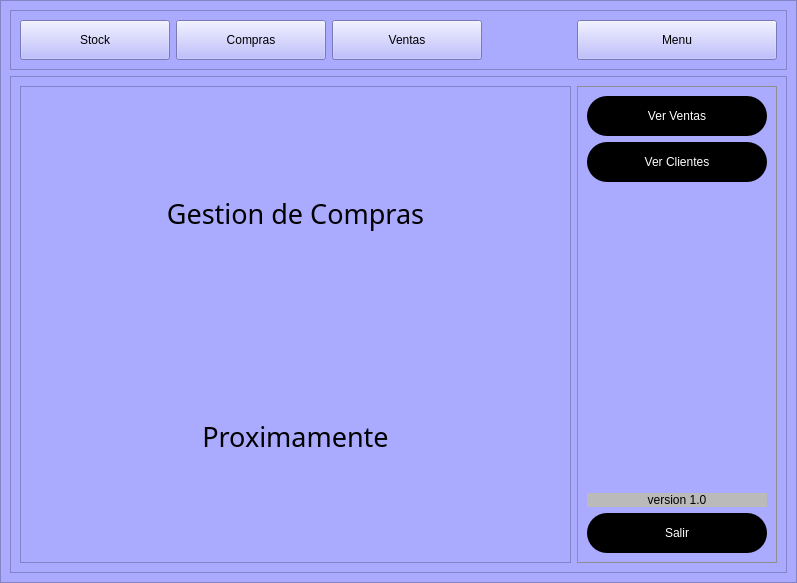
Old version of the form Views/Principal.ui in the repository Ryderd20/Gestor-Stock.
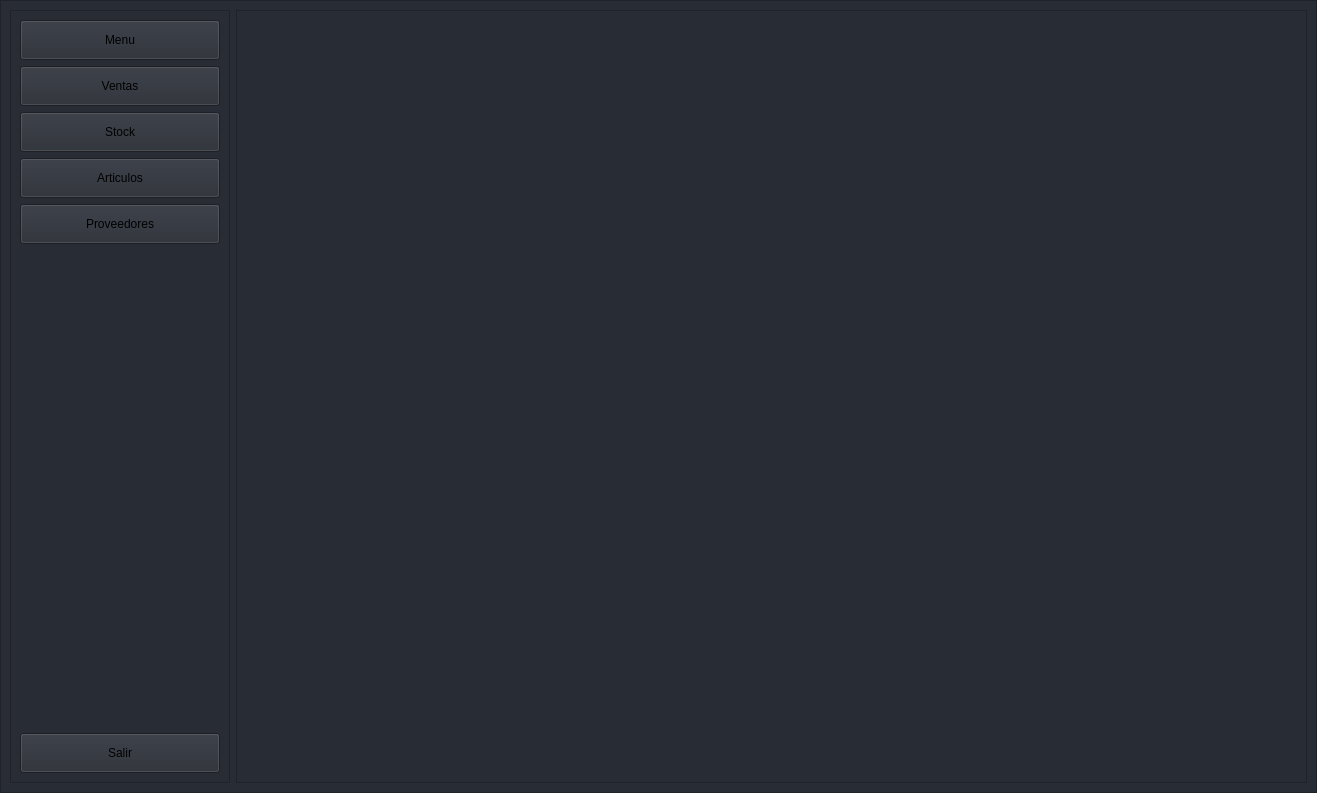
New version of the form. The open tabs and pages were chosen to show the change.

What changed in the file:
```diff
--- a/Views/Principal.ui
+++ b/Views/Principal.ui
@@ -2,19 +2,22 @@
 <ui version="4.0">
  <class>MainWindow</class>
  <widget class="QMainWindow" name="MainWindow">
+  <property name="enabled">
+   <bool>true</bool>
+  </property>
   <property name="geometry">
    <rect>
     <x>0</x>
     <y>0</y>
-    <width>797</width>
-    <height>583</height>
+    <width>1317</width>
+    <height>793</height>
    </rect>
   </property>
   <property name="windowTitle">
    <string>Gestor Stock</string>
   </property>
   <widget class="QWidget" name="centralwidget">
-   <layout class="QVBoxLayout" name="verticalLayout_4">
+   <layout class="QHBoxLayout" name="horizontalLayout">
     <property name="leftMargin">
      <number>0</number>
     </property>
@@ -29,8 +32,99 @@
     </property>
     <item>
      <widget class="QFrame" name="frame">
+      <property name="palette">
+       <palette>
+        <active>
+         <colorrole role="Button">
+          <brush brushstyle="SolidPattern">
+           <color alpha="255">
+            <red>40</red>
+            <green>44</green>
+            <blue>52</blue>
+           </color>
+          </brush>
+         </colorrole>
+         <colorrole role="Base">
+          <brush brushstyle="SolidPattern">
+           <color alpha="255">
+            <red>40</red>
+            <green>44</green>
+            <blue>52</blue>
+           </color>
+          </brush>
+         </colorrole>
+         <colorrole role="Window">
+          <brush brushstyle="SolidPattern">
+           <color alpha="255">
+            <red>40</red>
+            <green>44</green>
+            <blue>52</blue>
+           </color>
+          </brush>
+         </colorrole>
+        </active>
+        <inactive>
+         <colorrole role="Button">
+          <brush brushstyle="SolidPattern">
+           <color alpha="255">
+            <red>40</red>
+            <green>44</green>
+            <blue>52</blue>
+           </color>
+          </brush>
+         </colorrole>
+         <colorrole role="Base">
+          <brush brushstyle="SolidPattern">
+           <color alpha="255">
+            <red>40</red>
+            <green>44</green>
+            <blue>52</blue>
+           </color>
+          </brush>
+         </colorrole>
+         <colorrole role="Window">
+          <brush brushstyle="SolidPattern">
+           <color alpha="255">
+            <red>40</red>
+            <green>44</green>
+            <blue>52</blue>
+           </color>
+          </brush>
+         </colorrole>
+        </inactive>
+        <disabled>
+         <colorrole role="Button">
+          <brush brushstyle="SolidPattern">
+           <color alpha="255">
+            <red>40</red>
+            <green>44</green>
+            <blue>52</blue>
+           </color>
+          </brush>
+         </colorrole>
+         <colorrole role="Base">
+          <brush brushstyle="SolidPattern">
+           <color alpha="255">
+            <red>40</red>
+            <green>44</green>
+            <blue>52</blue>
+           </color>
+          </brush>
+         </colorrole>
+         <colorrole role="Window">
+          <brush brushstyle="SolidPattern">
+           <color alpha="255">
+            <red>40</red>
+            <green>44</green>
+            <blue>52</blue>
+           </color>
+          </brush>
+         </colorrole>
+        </disabled>
+       </palette>
+      </property>
       <property name="styleSheet">
-       <string notr="true">background-color: rgb(170, 170, 255);</string>
+       <string notr="true">background-color:#282c34;</string>
       </property>
       <property name="frameShape">
        <enum>QFrame::StyledPanel</enum>
@@ -38,9 +132,9 @@
       <property name="frameShadow">
        <enum>QFrame::Raised</enum>
       </property>
-      <layout class="QVBoxLayout" name="verticalLayout_2" stretch="0,0">
+      <layout class="QHBoxLayout" name="horizontalLayout_2" stretch="0,0">
        <item>
-        <widget class="QFrame" name="frame_superior">
+        <widget class="QFrame" name="Frame_Menu">
          <property name="minimumSize">
           <size>
            <width>0</width>
@@ -50,7 +144,7 @@
          <property name="maximumSize">
           <size>
            <width>16777215</width>
-           <height>60</height>
+           <height>16777215</height>
           </size>
          </property>
          <property name="styleSheet">
@@ -72,68 +166,7 @@
          <property name="frameShadow">
           <enum>QFrame::Raised</enum>
          </property>
-         <layout class="QHBoxLayout" name="horizontalLayout">
-          <item>
-           <widget class="QPushButton" name="btn_gestionstock">
-            <property name="minimumSize">
-             <size>
-              <width>150</width>
-              <height>40</height>
-             </size>
-            </property>
-            <property name="cursor">
-             <cursorShape>PointingHandCursor</cursorShape>
-            </property>
-            <property name="text">
-             <string>Stock</string>
-            </property>
-           </widget>
-          </item>
-          <item>
-           <widget class="QPushButton" name="btn_gestioncompras">
-            <property name="minimumSize">
-             <size>
-              <width>150</width>
-              <height>40</height>
-             </size>
-            </property>
-            <property name="cursor">
-             <cursorShape>PointingHandCursor</cursorShape>
-            </property>
-            <property name="text">
-             <string>Compras</string>
-            </property>
-           </widget>
-          </item>
-          <item>
-           <widget class="QPushButton" name="btn_gestionventas">
-            <property name="minimumSize">
-             <size>
-              <width>150</width>
-              <height>40</height>
-             </size>
-            </property>
-            <property name="cursor">
-             <cursorShape>PointingHandCursor</cursorShape>
-            </property>
-            <property name="text">
-             <string>Ventas</string>
-            </property>
-           </widget>
-          </item>
-          <item>
-           <spacer name="horizontalSpacer">
-            <property name="orientation">
-             <enum>Qt::Horizontal</enum>
-            </property>
-            <property name="sizeHint" stdset="0">
-             <size>
-              <width>500</width>
-              <height>20</height>
-             </size>
-            </property>
-           </spacer>
-          </item>
+         <layout class="QVBoxLayout" name="verticalLayout_15">
           <item>
            <widget class="QPushButton" name="btn_menu">
             <property name="minimumSize">
@@ -150,18 +183,102 @@
             </property>
            </widget>
           </item>
+          <item>
+           <widget class="QPushButton" name="btn_gestionventas">
+            <property name="minimumSize">
+             <size>
+              <width>150</width>
+              <height>40</height>
+             </size>
+            </property>
+            <property name="cursor">
+             <cursorShape>PointingHandCursor</cursorShape>
+            </property>
+            <property name="text">
+             <string>Ventas</string>
+            </property>
+           </widget>
+          </item>
+          <item>
+           <widget class="QPushButton" name="btn_gestionstock">
+            <property name="minimumSize">
+             <size>
+              <width>150</width>
+              <height>40</height>
+             </size>
+            </property>
+            <property name="cursor">
+             <cursorShape>PointingHandCursor</cursorShape>
+            </property>
+            <property name="text">
+             <string>Stock</string>
+            </property>
+           </widget>
+          </item>
+          <item>
+           <widget class="QPushButton" name="btn_articulos">
+            <property name="minimumSize">
+             <size>
+              <width>0</width>
+              <height>40</height>
+             </size>
+            </property>
+            <property name="cursor">
+             <cursorShape>PointingHandCursor</cursorShape>
+            </property>
+            <property name="text">
+             <string>Articulos</string>
+            </property>
+           </widget>
+          </item>
+          <item>
+           <widget class="QPushButton" name="btn_proveedores">
+            <property name="minimumSize">
+             <size>
+              <width>0</width>
+              <height>40</height>
+             </size>
+            </property>
+            <property name="cursor">
+             <cursorShape>PointingHandCursor</cursorShape>
+            </property>
+            <property name="text">
+             <string>Proveedores</string>
+            </property>
+           </widget>
+          </item>
+          <item>
+           <spacer name="verticalSpacer_12">
+            <property name="orientation">
+             <enum>Qt::Vertical</enum>
+            </property>
+            <property name="sizeHint" stdset="0">
+             <size>
+              <width>20</width>
+              <height>40</height>
+             </size>
+            </property>
+           </spacer>
+          </item>
+          <item>
+           <widget class="QPushButton" name="btn_salir">
+            <property name="minimumSize">
+             <size>
+              <width>0</width>
+              <height>40</height>
+             </size>
+            </property>
+            <property name="cursor">
+             <cursorShape>PointingHandCursor</cursorShape>
+            </property>
+            <property name="text">
+             <string>Salir</string>
+            </property>
+           </widget>
+          </item>
          </layout>
         </widget>
        </item>
-       <item>
-        <widget class="QFrame" name="frame_contenido">
-         <property name="frameShape">
-          <enum>QFrame::StyledPanel</enum>
-         </property>
-         <property name="frameShadow">
-          <enum>QFrame::Raised</enum>
-         </property>
-         <layout class="QHBoxLayout" name="horizontalLayout_2">
           <item>
            <widget class="QFrame" name="frame_principal">
             <property name="minimumSize">
@@ -170,11 +287,102 @@
               <height>400</height>
              </size>
             </property>
+         <property name="palette">
+          <palette>
+           <active>
+            <colorrole role="Button">
+             <brush brushstyle="SolidPattern">
+              <color alpha="255">
+               <red>40</red>
+               <green>44</green>
+               <blue>52</blue>
+              </color>
+             </brush>
+            </colorrole>
+            <colorrole role="Base">
+             <brush brushstyle="SolidPattern">
+              <color alpha="255">
+               <red>40</red>
+               <green>44</green>
+               <blue>52</blue>
+              </color>
+             </brush>
+            </colorrole>
+            <colorrole role="Window">
+             <brush brushstyle="SolidPattern">
+              <color alpha="255">
+               <red>40</red>
+               <green>44</green>
+               <blue>52</blue>
+              </color>
+             </brush>
+            </colorrole>
+           </active>
+           <inactive>
+            <colorrole role="Button">
+             <brush brushstyle="SolidPattern">
+              <color alpha="255">
+               <red>40</red>
+               <green>44</green>
+               <blue>52</blue>
+              </color>
+             </brush>
+            </colorrole>
+            <colorrole role="Base">
+             <brush brushstyle="SolidPattern">
+              <color alpha="255">
+               <red>40</red>
+               <green>44</green>
+               <blue>52</blue>
+              </color>
+             </brush>
+            </colorrole>
+            <colorrole role="Window">
+             <brush brushstyle="SolidPattern">
+              <color alpha="255">
+               <red>40</red>
+               <green>44</green>
+               <blue>52</blue>
+              </color>
+             </brush>
+            </colorrole>
+           </inactive>
+           <disabled>
+            <colorrole role="Button">
+             <brush brushstyle="SolidPattern">
+              <color alpha="255">
+               <red>40</red>
+               <green>44</green>
+               <blue>52</blue>
+              </color>
+             </brush>
+            </colorrole>
+            <colorrole role="Base">
+             <brush brushstyle="SolidPattern">
+              <color alpha="255">
+               <red>40</red>
+               <green>44</green>
+               <blue>52</blue>
+              </color>
+             </brush>
+            </colorrole>
+            <colorrole role="Window">
+             <brush brushstyle="SolidPattern">
+              <color alpha="255">
+               <red>40</red>
+               <green>44</green>
+               <blue>52</blue>
+              </color>
+             </brush>
+            </colorrole>
+           </disabled>
+          </palette>
+         </property>
             <property name="styleSheet">
              <string notr="true">
 
 QPushButton{
-	background-color: rgb(60, 60, 60);   
+	background-color: #5E5E5E;   
    	border-top-right-radius:20px;
     border-bottom-right-radius:20px;
    	border-top-left-radius:20px;
@@ -2545,46 +2753,7 @@
                 </layout>
                </widget>
                <widget class="QWidget" name="page_compras">
-                <layout class="QVBoxLayout" name="verticalLayout_13">
-                 <item>
-                  <widget class="QLabel" name="label_3">
-                   <property name="font">
-                    <font>
-                     <family>Arial Black</family>
-                     <pointsize>20</pointsize>
-                     <weight>50</weight>
-                     <italic>false</italic>
-                     <bold>false</bold>
-                    </font>
-                   </property>
-                   <property name="text">
-                    <string>Gestion de Compras</string>
-                   </property>
-                   <property name="alignment">
-                    <set>Qt::AlignCenter</set>
-                   </property>
-                  </widget>
-                 </item>
-                 <item>
-                  <widget class="QLabel" name="label_11">
-                   <property name="font">
-                    <font>
-                     <family>Arial Black</family>
-                     <pointsize>20</pointsize>
-                     <weight>50</weight>
-                     <italic>false</italic>
-                     <bold>false</bold>
-                    </font>
-                   </property>
-                   <property name="text">
-                    <string>Proximamente</string>
-                   </property>
-                   <property name="alignment">
-                    <set>Qt::AlignCenter</set>
-                   </property>
-                  </widget>
-                 </item>
-                </layout>
+             <layout class="QVBoxLayout" name="verticalLayout_13"/>
                </widget>
                <widget class="QWidget" name="page_articulos">
                 <layout class="QVBoxLayout" name="verticalLayout_5">
@@ -3745,283 +3914,6 @@
                     </spacer>
                    </item>
                   </layout>
-                 </item>
-                </layout>
-               </widget>
-              </widget>
-             </item>
-            </layout>
-           </widget>
-          </item>
-          <item>
-           <widget class="QStackedWidget" name="stackedWidget_menuSecundario">
-            <property name="minimumSize">
-             <size>
-              <width>200</width>
-              <height>0</height>
-             </size>
-            </property>
-            <property name="maximumSize">
-             <size>
-              <width>0</width>
-              <height>16777215</height>
-             </size>
-            </property>
-            <property name="styleSheet">
-             <string notr="true">QFrame{
-	background-color:rgb(186, 186, 186);
-}
-
-QPushButton{
-	background-color: rgb(0, 0, 0);   
-   	border-top-right-radius:20px;
-    border-bottom-right-radius:20px;
-   	border-top-left-radius:20px;
-    border-bottom-left-radius:20px;
-	color:rgb(255, 255, 255);
-    font: 77 10pt &quot;Arial Black&quot;;
-}
-
-QPushButton:hover{
-	background-color:rgb(255,255, 255);
-   	border-top-right-radius:20px;
-    border-bottom-right-radius:20px;
-	color:rgb(0, 0, 0);
-    font: 77 10pt &quot;Arial Black&quot;;
-}
-</string>
-            </property>
-            <property name="frameShape">
-             <enum>QFrame::StyledPanel</enum>
-            </property>
-            <property name="frameShadow">
-             <enum>QFrame::Raised</enum>
-            </property>
-            <property name="currentIndex">
-             <number>0</number>
-            </property>
-            <widget class="QWidget" name="stackedWidget_menuStock">
-             <layout class="QVBoxLayout" name="verticalLayout_3">
-              <item>
-               <widget class="QPushButton" name="btn_stock">
-                <property name="minimumSize">
-                 <size>
-                  <width>0</width>
-                  <height>40</height>
-                 </size>
-                </property>
-                <property name="cursor">
-                 <cursorShape>PointingHandCursor</cursorShape>
-                </property>
-                <property name="text">
-                 <string>Ver Stock</string>
-                </property>
-               </widget>
-              </item>
-              <item>
-               <widget class="QPushButton" name="btn_articulos">
-                <property name="minimumSize">
-                 <size>
-                  <width>0</width>
-                  <height>40</height>
-                 </size>
-                </property>
-                <property name="cursor">
-                 <cursorShape>PointingHandCursor</cursorShape>
-                </property>
-                <property name="text">
-                 <string>Ver Articulos</string>
-                </property>
-               </widget>
-              </item>
-              <item>
-               <spacer name="verticalSpacer">
-                <property name="orientation">
-                 <enum>Qt::Vertical</enum>
-                </property>
-                <property name="sizeHint" stdset="0">
-                 <size>
-                  <width>20</width>
-                  <height>132</height>
-                 </size>
-                </property>
-               </spacer>
-              </item>
-              <item>
-               <widget class="QLabel" name="label_2">
-                <property name="text">
-                 <string>version 1.0</string>
-                </property>
-                <property name="alignment">
-                 <set>Qt::AlignCenter</set>
-                </property>
-               </widget>
-              </item>
-              <item>
-               <widget class="QPushButton" name="btn_salir">
-                <property name="minimumSize">
-                 <size>
-                  <width>0</width>
-                  <height>40</height>
-                 </size>
-                </property>
-                <property name="cursor">
-                 <cursorShape>PointingHandCursor</cursorShape>
-                </property>
-                <property name="text">
-                 <string>Salir</string>
-                </property>
-               </widget>
-              </item>
-             </layout>
-            </widget>
-            <widget class="QWidget" name="stackedWidget_menuCompras">
-             <layout class="QVBoxLayout" name="verticalLayout_9">
-              <item>
-               <widget class="QPushButton" name="btn_compras">
-                <property name="minimumSize">
-                 <size>
-                  <width>0</width>
-                  <height>40</height>
-                 </size>
-                </property>
-                <property name="cursor">
-                 <cursorShape>PointingHandCursor</cursorShape>
-                </property>
-                <property name="text">
-                 <string>Ver Compras</string>
-                </property>
-               </widget>
-              </item>
-              <item>
-               <widget class="QPushButton" name="btn_proveedores">
-                <property name="minimumSize">
-                 <size>
-                  <width>0</width>
-                  <height>40</height>
-                 </size>
-                </property>
-                <property name="cursor">
-                 <cursorShape>PointingHandCursor</cursorShape>
-                </property>
-                <property name="text">
-                 <string>Ver Proveedores</string>
-                </property>
-               </widget>
-              </item>
-              <item>
-               <spacer name="verticalSpacer_2">
-                <property name="orientation">
-                 <enum>Qt::Vertical</enum>
-                </property>
-                <property name="sizeHint" stdset="0">
-                 <size>
-                  <width>20</width>
-                  <height>297</height>
-                 </size>
-                </property>
-               </spacer>
-              </item>
-              <item>
-               <widget class="QLabel" name="label_14">
-                <property name="text">
-                 <string>version 1.0</string>
-                </property>
-                <property name="alignment">
-                 <set>Qt::AlignCenter</set>
-                </property>
-               </widget>
-              </item>
-              <item>
-               <widget class="QPushButton" name="btn_salir_2">
-                <property name="minimumSize">
-                 <size>
-                  <width>0</width>
-                  <height>40</height>
-                 </size>
-                </property>
-                <property name="cursor">
-                 <cursorShape>PointingHandCursor</cursorShape>
-                </property>
-                <property name="text">
-                 <string>Salir</string>
-                </property>
-               </widget>
-              </item>
-             </layout>
-            </widget>
-            <widget class="QWidget" name="stackedWidget_menuVentas">
-             <layout class="QVBoxLayout" name="verticalLayout_8">
-              <item>
-               <widget class="QPushButton" name="btn_ventas">
-                <property name="minimumSize">
-                 <size>
-                  <width>0</width>
-                  <height>40</height>
-                 </size>
-                </property>
-                <property name="cursor">
-                 <cursorShape>PointingHandCursor</cursorShape>
-                </property>
-                <property name="text">
-                 <string>Ver Ventas</string>
-                </property>
-               </widget>
-              </item>
-              <item>
-               <widget class="QPushButton" name="btn_clientes">
-                <property name="minimumSize">
-                 <size>
-                  <width>0</width>
-                  <height>40</height>
-                 </size>
-                </property>
-                <property name="cursor">
-                 <cursorShape>PointingHandCursor</cursorShape>
-                </property>
-                <property name="text">
-                 <string>Ver Clientes</string>
-                </property>
-               </widget>
-              </item>
-              <item>
-               <spacer name="verticalSpacer_3">
-                <property name="orientation">
-                 <enum>Qt::Vertical</enum>
-                </property>
-                <property name="sizeHint" stdset="0">
-                 <size>
-                  <width>20</width>
-                  <height>297</height>
-                 </size>
-                </property>
-               </spacer>
-              </item>
-              <item>
-               <widget class="QLabel" name="label_15">
-                <property name="text">
-                 <string>version 1.0</string>
-                </property>
-                <property name="alignment">
-                 <set>Qt::AlignCenter</set>
-                </property>
-               </widget>
-              </item>
-              <item>
-               <widget class="QPushButton" name="btn_salir_3">
-                <property name="minimumSize">
-                 <size>
-                  <width>0</width>
-                  <height>40</height>
-                 </size>
-                </property>
-                <property name="cursor">
-                 <cursorShape>PointingHandCursor</cursorShape>
-                </property>
-                <property name="text">
-                 <string>Salir</string>
-                </property>
-               </widget>
               </item>
              </layout>
             </widget>
```
Left out of the diff: 7 changed lines with no effect on the pictures. Lines whose indentation alone changed are shown as unchanged.
